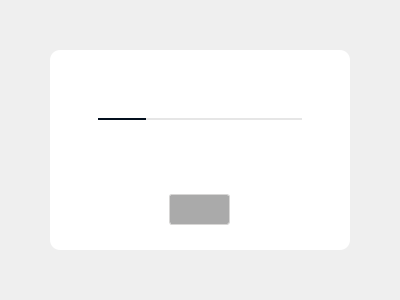
Qt form src/MEGASync/gui/LoadingView/ui/ViewLoadingMessage.ui (meganz/MEGAsync) before a commit.
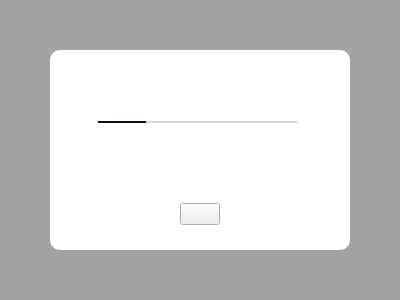
The same form after that commit.

```diff
--- a/src/MEGASync/gui/LoadingView/ui/ViewLoadingMessage.ui
+++ b/src/MEGASync/gui/LoadingView/ui/ViewLoadingMessage.ui
@@ -23,52 +23,27 @@
    <bool>false</bool>
   </property>
   <property name="styleSheet">
-   <string notr="true">ViewLoadingMessage
+   <string notr="true">#ViewLoadingMessage
 {
-background-color: rgba(0,0,0,0.50); /*colorToken.background-blur*/
+background-color: #33000000; /*colorToken.background-blur*/
 }
 
 #wMessageContainer
 {
 border-radius: 10px;
-background-color: #FFFFFF; /*colorToken.page-background*/
-}
-
-#lMessageLabel
-{
-  font-size:16px;
-  line-height: 30px;
-  font-weight: 600;
-  color: #666666;
-}
-
-#lProgressLabel
-{
-  font-size:12px;
-  line-height: 18px;
-  font-weight: 600;
-  color: #303233;
-}
-
-QPushButton 
-{ 
-font-size: 14px; font-weight:400;
-line-height: 20px;
-padding-top : 5px; padding-bottom : 8px; padding-left : 10px; padding-right : 10px;
-background-color : #AAAAAA;
-border-style: solid; border-width: 1px; border-color: #d7d6d5; border-radius: 3px;
-color: #FFFFFF;
+background-color: #FFFFFFFF; /*colorToken.page-background*/
 }
 
 QProgressBar 
 {
      border: none;
-     background-color: rgba(0,0,0,0.10);
+     background-color: #D8D9DB; /*colorToken.border-strong*/
+     max-height: 2px;
 }
 
 QProgressBar::chunk 
 {
-    background-color: #04101E;
+    background-color: #04101E; /*colorToken.border-strong-selected*/
 }</string>
   </property>
   <layout class="QGridLayout" name="gridLayout">
@@ -176,13 +151,13 @@
           <widget class="QProgressBar" name="pbProgressBar">
            <property name="minimumSize">
             <size>
-             <width>0</width>
+             <width>200</width>
              <height>2</height>
             </size>
            </property>
            <property name="maximumSize">
             <size>
-             <width>16777215</width>
+             <width>200</width>
              <height>2</height>
             </size>
            </property>
```
Left out of the diff: 18 changed lines with no effect on the pictures.
